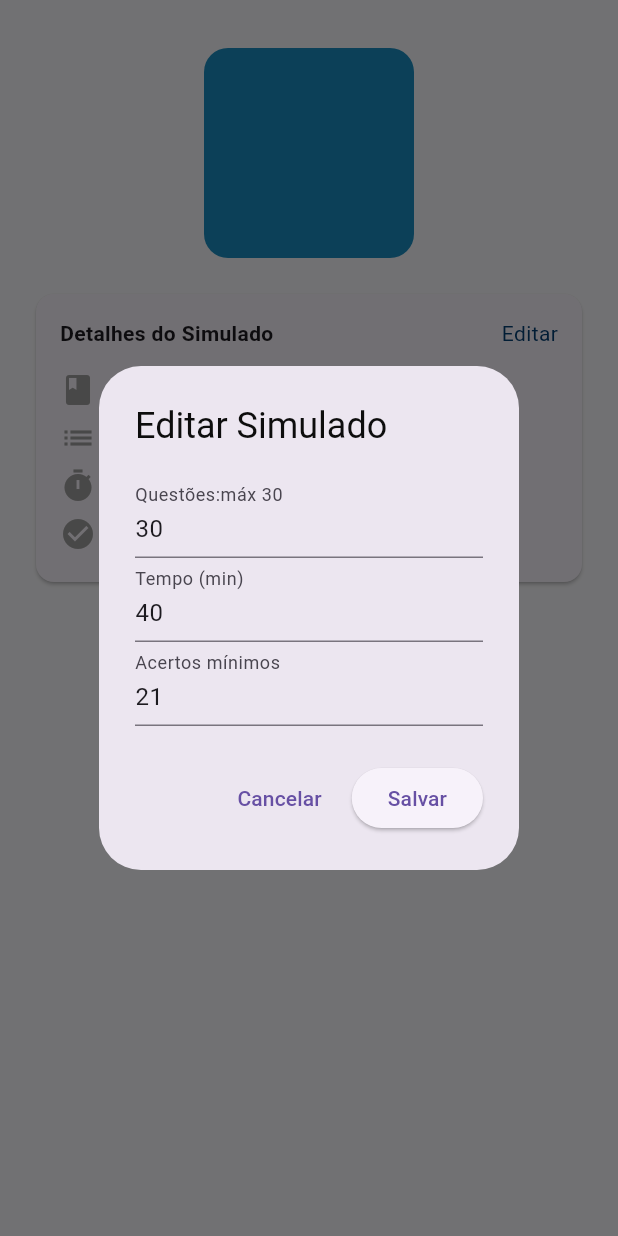
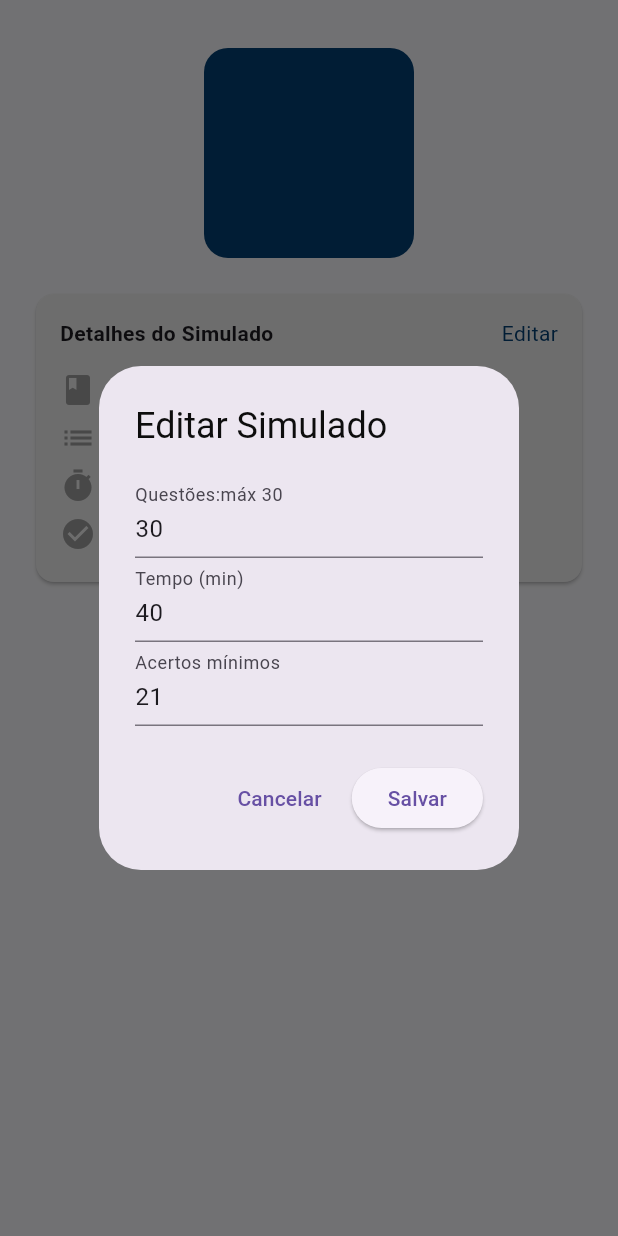
Before and after one commit to Josiasmeneses/simulado_detran, a Flutter app: the screen it shows after launch, after a tap on "Editar", on a phone screen of 412 x 824 dp. Run offline on Flutter 3.47's test engine with Material 3 defaults, Android fonts, the phone set to English and light mode, and no system bars; our stand-ins replace flutter_dotenv, supabase_flutter; missing offline and left inert: dart:html; accounts and stored records are empty; Roboto replaces fonts that are missing (Arial).

Commit message:
Chore: correções de conexão ao banco de dados e melhoria de cores

```diff
--- a/lib/main.dart
+++ b/lib/main.dart
@@ -6,8 +6,11 @@ import 'package:supabase_flutter/supabase_flutter.dart';
 Future<void> main() async {
   WidgetsFlutterBinding.ensureInitialized();
 
-  print('Supabase URL: ${Env.supabaseUrl}');
-  print('Supabase Anon Key: ${Env.supabaseAnonKey}');
+  if (Env.supabaseUrl.isEmpty || Env.supabaseAnonKey.isEmpty) {
+    throw Exception(
+      " X Variáveis SUPABASE_URL e SUPABASE_ANON_KEY não foram Definidas!",
+    );
+  }
 
   try {
     await Supabase.initialize(
--- a/lib/page/home_screen.dart
+++ b/lib/page/home_screen.dart
@@ -81,7 +81,7 @@ class _HomeScreenState extends State<HomeScreen> {
               child: Container(
                 padding: EdgeInsets.all(20),
                 decoration: BoxDecoration(
-                  color: Color(0xFF1A8CBF),
+                  color: Color(0xFF033F73),
                   borderRadius: BorderRadius.circular(16),
                 ),
                 child: Image.asset('images/png/logo.png', height: 100),
@@ -89,6 +89,7 @@ class _HomeScreenState extends State<HomeScreen> {
             ),
             SizedBox(height: 24),
             Card(
+              color: Color.fromRGBO(238, 238, 238, 1),
               margin: EdgeInsets.symmetric(horizontal: 24),
               shape: RoundedRectangleBorder(
                 borderRadius: BorderRadius.circular(12),
--- a/lib/page/result_screen.dart
+++ b/lib/page/result_screen.dart
@@ -47,6 +47,7 @@ class ResultadoScreen extends StatelessWidget {
                       ),
                     ],
                   ),
+
                   Text(
                     'Resultado',
                     style: TextStyle(fontSize: 20, fontWeight: FontWeight.bold),
--- a/lib/util/env.dart
+++ b/lib/util/env.dart
@@ -1,5 +1,9 @@
 export 'env_mobile.dart' if (dart.library.html) 'env_web.dart';
 
+class Env {
+  static const supabaseUrl = String.fromEnvironment('SUPABASE_URL');
+  static const supabaseAnonKey = String.fromEnvironment('SUPABASE_ANON_KEY');
+}
 // import 'package:flutter/foundation.dart';
 // import 'package:flutter_dotenv/flutter_dotenv.dart';
 
```
Also changed, not shown: firebase.json (added), 2 other files.
